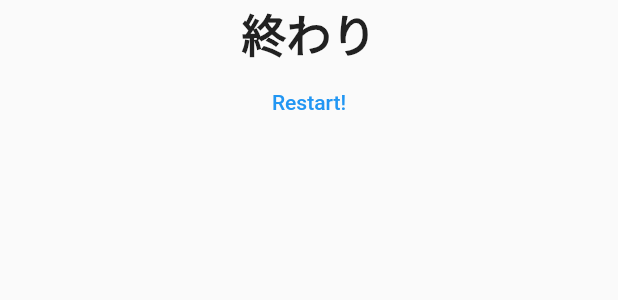
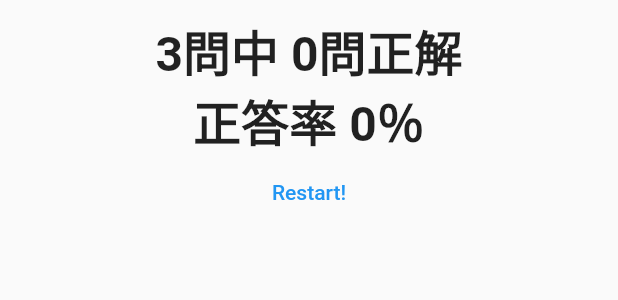
Before and after one commit to olafpapa/vocabulary_notebook_flutter, a Flutter app: the Result widget shown alone on an empty page, opened directly, on a phone screen of 412 x 824 dp. Shown: the top 300 px of the screen. Run offline on Flutter 3.47's test engine with Material 2 defaults, Android fonts, the phone set to English and light mode, and no system bars.

Commit message:
結果画面で正答率を表示。

```diff
--- a/lib/components/question.dart
+++ b/lib/components/question.dart
@@ -12,7 +12,7 @@ class Question extends StatelessWidget {
       margin: EdgeInsets.all(25),
       child: Text(
         question.currentQuestion,
-        style: TextStyle(fontSize: 32),
+        style: TextStyle(fontSize: 32, fontWeight: FontWeight.bold),
         textAlign: TextAlign.center,
       ),
     );
--- a/lib/components/result.dart
+++ b/lib/components/result.dart
@@ -7,12 +7,18 @@ class Result extends StatelessWidget {
   Widget build(BuildContext context) {
     final question = Provider.of<QuestionsModel>(context);
 
-    return Center(
+    return Container(
+      width: double.infinity,
+      padding: const EdgeInsets.all(10),
       child: Column(
         children: <Widget>[
           Text(
-            '終わり',
-            style: TextStyle(fontSize: 30, fontWeight: FontWeight.bold),
+            '${question.numberOfQuestions}問中 ${question.numberOfRightAnswers}問正解',
+            style: TextStyle(fontSize: 32, fontWeight: FontWeight.bold),
+          ),
+          Text(
+            '正答率 ${(question.numberOfRightAnswers / question.numberOfQuestions).round()}％',
+            style: TextStyle(fontSize: 32, fontWeight: FontWeight.bold),
           ),
           FlatButton(
             child: Text('Restart!'),
--- a/lib/models/question.dart
+++ b/lib/models/question.dart
@@ -202,6 +202,9 @@ class QuestionsModel with ChangeNotifier {
 
   int get numberOfQuestions => _questions.length;
 
+  int get numberOfRightAnswers =>
+      _questions.where((q) => q.result == true).toList().length;
+
   List<Word> get currentAnswers => _questions[_questionIndex].answers;
 
   Word get correctWord => _questions[_questionIndex].word;
```
